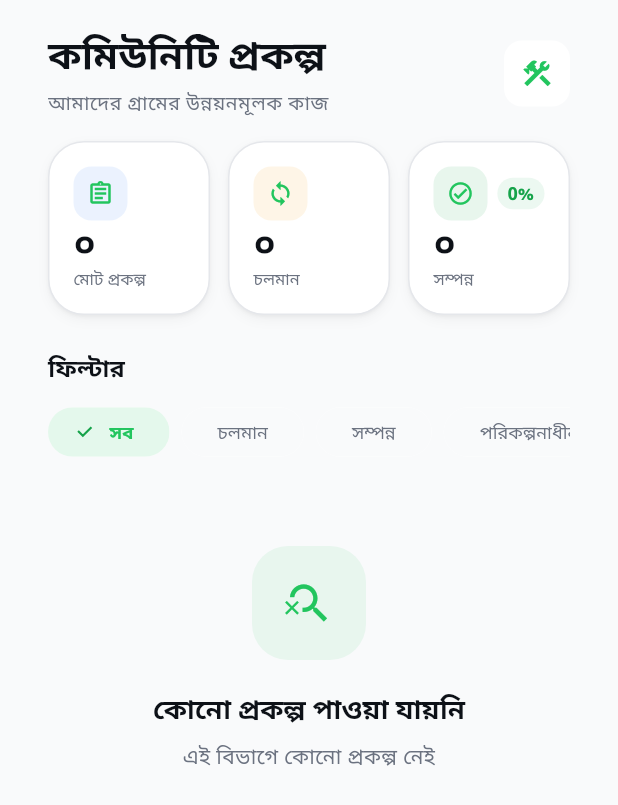
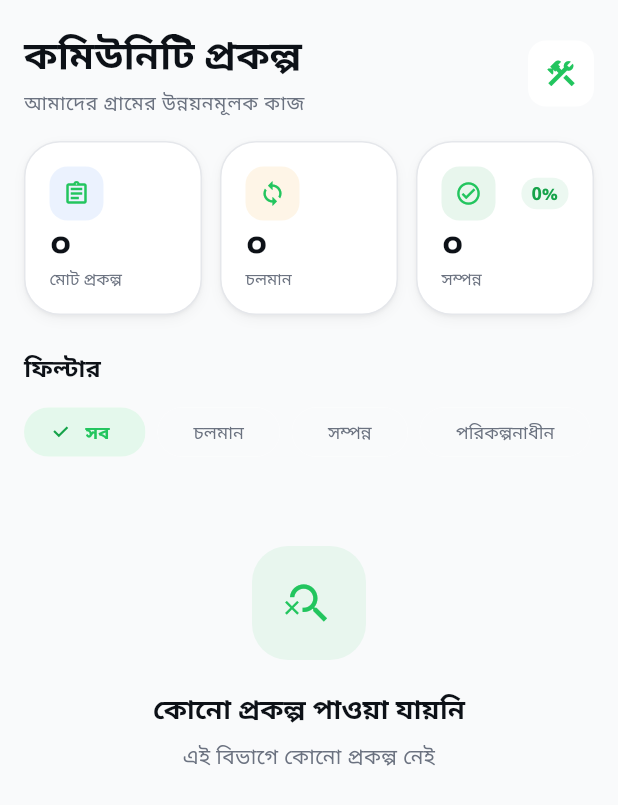
Before and after one commit to morshedkoli/villageapp, a Flutter app: the ProjectsScreen screen opened by its route, on a phone screen of 412 x 824 dp. Shown: the top 805 px of the screen. Run offline on Flutter 3.47's test engine with Material 3 defaults, Android fonts, the phone set to English and light mode, and no system bars; our stand-ins replace cloud_firestore, connectivity_plus, firebase_auth, firebase_core, firebase_messaging, flutter_riverpod and 9 more; accounts and stored records are empty; Roboto replaces fonts that are missing (Hind Siliguri).

Commit message:
feat: modernize mobile UI/UX, add loading skeletons, and improve cloud function counters

```diff
--- a/clientapp/lib/features/projects/projects_screen.dart
+++ b/clientapp/lib/features/projects/projects_screen.dart
@@ -11,6 +11,7 @@ import '../../core/widgets/status_badge.dart';
 import '../../core/widgets/kpi_card.dart';
 import '../../core/widgets/empty_state.dart';
 import '../../core/widgets/motion.dart';
+import '../../core/widgets/loading_shimmer.dart';
 
 const _bengaliDigits = ['০', '১', '২', '৩', '৪', '৫', '৬', '৭', '৮', '৯'];
 
@@ -51,21 +52,41 @@ class _ProjectsScreenState extends ConsumerState<ProjectsScreen> {
     final projectsAsync = ref.watch(projectsProvider);
 
     return Scaffold(
+      backgroundColor: context.canvas,
       body: SafeArea(
         child: projectsAsync.when(
-          loading: () => const Center(
-            child: CircularProgressIndicator(),
+          loading: () => Padding(
+            padding: const EdgeInsets.fromLTRB(
+              AppSpacing.lg, AppSpacing.xl, AppSpacing.lg, AppSpacing.xxxl,
             ),
-          error: (err, stack) => Center(
-            child: Padding(
-              padding: const EdgeInsets.all(AppSpacing.lg),
-              child: Text(
-                'ত্রুটি: $err',
-                style: context.textTheme.bodyMedium?.copyWith(
-                  color: context.textSecondary,
+            child: Column(
+              crossAxisAlignment: CrossAxisAlignment.start,
+              children: [
+                _buildHeader(),
+                AppSpacing.hLg,
+                Row(
+                  children: const [
+                    Expanded(child: CardSkeleton(height: 86)),
+                    SizedBox(width: AppSpacing.sm),
+                    Expanded(child: CardSkeleton(height: 86)),
+                    SizedBox(width: AppSpacing.sm),
+                    Expanded(child: CardSkeleton(height: 86)),
+                  ],
                 ),
-                textAlign: TextAlign.center,
+                AppSpacing.hXxl,
+                const ShimmerLoading(height: 38, width: double.infinity),
+                AppSpacing.hLg,
+                const Expanded(child: ListSkeleton(itemCount: 3)),
+              ],
             ),
+          ),
+          error: (err, _) => Center(
+            child: EmptyStateWidget(
+              icon: Icons.error_outline_rounded,
+              title: 'প্রকল্প তথ্য পাওয়া যায়নি',
+              subtitle: 'ইন্টারনেট সংযোগ চেক করুন এবং পুনরায় চেষ্টা করুন',
+              actionLabel: 'পুনরায় চেষ্টা করুন',
+              onAction: () => ref.invalidate(projectsProvider),
             ),
           ),
           data: (projects) => SingleChildScrollView(
@@ -91,9 +112,7 @@ class _ProjectsScreenState extends ConsumerState<ProjectsScreen> {
   }
 
   Widget _buildHeader() {
-    return Padding(
-      padding: const EdgeInsets.symmetric(horizontal: AppSpacing.lg),
-      child: Row(
+    return Row(
       mainAxisAlignment: MainAxisAlignment.spaceBetween,
       children: [
         Column(
@@ -125,7 +144,6 @@ class _ProjectsScreenState extends ConsumerState<ProjectsScreen> {
           child: Icon(Icons.construction_outlined, size: 22, color: context.primary),
         ),
       ],
-      ),
     );
   }
 
@@ -135,9 +153,7 @@ class _ProjectsScreenState extends ConsumerState<ProjectsScreen> {
     final completed = projects.where((p) => p.status == 'Completed').length;
     final completionRate = total > 0 ? (completed / total * 100).round() : 0;
 
-    return Padding(
-      padding: const EdgeInsets.symmetric(horizontal: AppSpacing.lg),
-      child: Row(
+    return Row(
       children: [
         Expanded(
           child: KpiCard(
@@ -167,14 +183,11 @@ class _ProjectsScreenState extends ConsumerState<ProjectsScreen> {
           ),
         ),
       ],
-      ),
     );
   }
 
   Widget _buildFilterChips() {
-    return Padding(
-      padding: const EdgeInsets.symmetric(horizontal: AppSpacing.lg),
-      child: Column(
+    return Column(
       crossAxisAlignment: CrossAxisAlignment.start,
       children: [
         Text(
@@ -216,7 +229,6 @@ class _ProjectsScreenState extends ConsumerState<ProjectsScreen> {
           ),
         ),
       ],
-      ),
     );
   }
 
```
Also changed, not shown: clientapp/lib/features/citizens/citizen_directory_screen.dart (+24 -2 lines), clientapp/lib/features/donation/donation_screen.dart (+50 -12 lines), clientapp/lib/features/home/home_screen.dart (+16 -7 lines), clientapp/lib/features/problems/problems_screen.dart (+24 -7 lines), 3 other files. Lines whose indentation alone changed are shown as unchanged.
